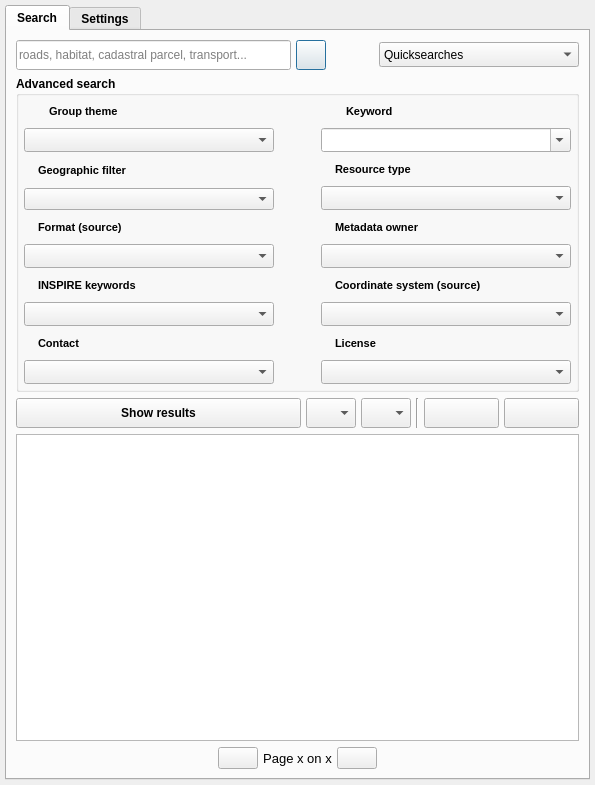
First picture: the form in ui/isogeo_dockwidget_base.ui, repository isogeo/isogeo-plugin-qgis, before the edit.
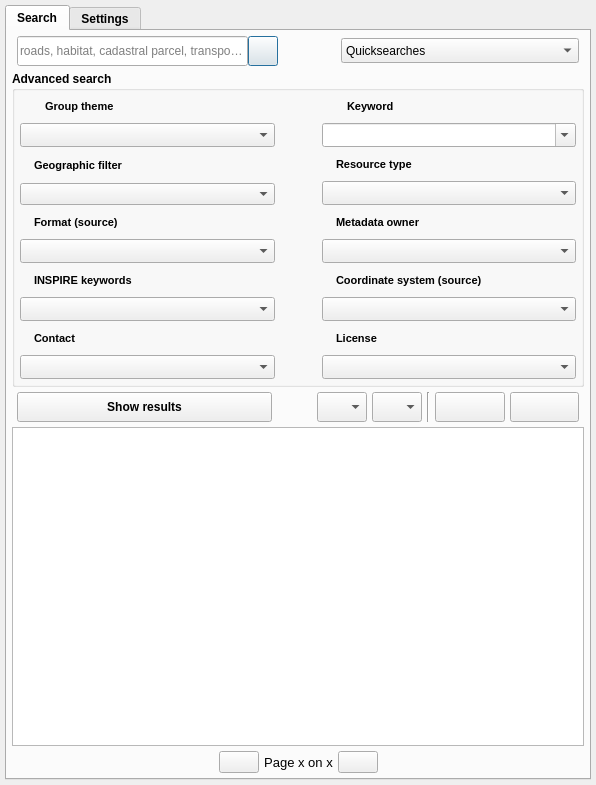
Second picture: the form after the edit. Icons and pictures are not drawn. Custom widgets are drawn as their Qt base class.

Patch:
```diff
--- a/ui/isogeo_dockwidget_base.ui
+++ b/ui/isogeo_dockwidget_base.ui
@@ -6,13 +6,13 @@
    <rect>
     <x>0</x>
     <y>0</y>
-    <width>595</width>
+    <width>596</width>
     <height>785</height>
    </rect>
   </property>
   <property name="minimumSize">
    <size>
-    <width>595</width>
+    <width>596</width>
     <height>740</height>
    </size>
   </property>
@@ -108,7 +108,22 @@
         <string>Search</string>
        </attribute>
        <layout class="QGridLayout" name="gridLayout_8">
-        <item row="1" column="0">
+        <property name="leftMargin">
+         <number>5</number>
+        </property>
+        <property name="topMargin">
+         <number>5</number>
+        </property>
+        <property name="rightMargin">
+         <number>5</number>
+        </property>
+        <property name="bottomMargin">
+         <number>5</number>
+        </property>
+        <property name="spacing">
+         <number>5</number>
+        </property>
+        <item row="6" column="0">
          <widget class="QgsCollapsibleGroupBox" name="grp_filters">
           <property name="sizePolicy">
            <sizepolicy hsizetype="Expanding" vsizetype="Preferred">
@@ -130,7 +145,7 @@
            </font>
           </property>
           <property name="styleSheet">
-           <string notr="true">QgsCollapsibleGroupBoxBasic::title, QgsCollapsibleGroupBox::title {  subcontrol-origin: margin;  subcontrol-position: top left;  margin-left: 5px;  margin-right: 5px;  left: 0px;  top: 1px;}QgsCollapsibleGroupBoxBasic::title, QgsCollapsibleGroupBox::title {  subcontrol-origin: margin;  subcontrol-position: top left;  margin-left: 20px;  margin-right: 5px;  left: 0px;  top: 1px;}QgsCollapsibleGroupBoxBasic::title, QgsCollapsibleGroupBox::title {  subcontrol-origin: margin;  subcontrol-position: top left;  margin-left: 20px;  margin-right: 5px;  left: 0px;  top: 1px;}</string>
+           <string notr="true">QgsCollapsibleGroupBoxBasic::title, QgsCollapsibleGroupBox::title {  subcontrol-origin: margin;  subcontrol-position: top left;  margin-left: 5px;  margin-right: 5px;  left: 0px;  top: 1px;}QgsCollapsibleGroupBoxBasic::title, QgsCollapsibleGroupBox::title {  subcontrol-origin: margin;  subcontrol-position: top left;  margin-left: 20px;  margin-right: 5px;  left: 0px;  top: 1px;}QgsCollapsibleGroupBoxBasic::title, QgsCollapsibleGroupBox::title {  subcontrol-origin: margin;  subcontrol-position: top left;  margin-left: 20px;  margin-right: 5px;  left: 0px;  top: 1px;}QgsCollapsibleGroupBoxBasic::title, QgsCollapsibleGroupBox::title {  subcontrol-origin: margin;  subcontrol-position: top left;  margin-left: 20px;  margin-right: 5px;  left: 0px;  top: 1px;}QgsCollapsibleGroupBoxBasic::title, QgsCollapsibleGroupBox::title {  subcontrol-origin: margin;  subcontrol-position: top left;  margin-left: 20px;  margin-right: 5px;  left: 0px;  top: 1px;}QgsCollapsibleGroupBoxBasic::title, QgsCollapsibleGroupBox::title {  subcontrol-origin: margin;  subcontrol-position: top left;  margin-left: 20px;  margin-right: 5px;  left: 0px;  top: 1px;}QgsCollapsibleGroupBoxBasic::title, QgsCollapsibleGroupBox::title {  subcontrol-origin: margin;  subcontrol-position: top left;  margin-left: 20px;  margin-right: 5px;  left: 0px;  top: 1px;}QgsCollapsibleGroupBoxBasic::title, QgsCollapsibleGroupBox::title {  subcontrol-origin: margin;  subcontrol-position: top left;  margin-left: 20px;  margin-right: 5px;  left: 0px;  top: 1px;}</string>
           </property>
           <property name="title">
            <string>Advanced search</string>
@@ -243,13 +258,13 @@
                      </property>
                      <property name="minimumSize">
                       <size>
-                       <width>250</width>
+                       <width>245</width>
                        <height>20</height>
                       </size>
                      </property>
                      <property name="maximumSize">
                       <size>
-                       <width>500</width>
+                       <width>298</width>
                        <height>25</height>
                       </size>
                      </property>
@@ -339,13 +354,13 @@
                      </property>
                      <property name="minimumSize">
                       <size>
-                       <width>250</width>
+                       <width>245</width>
                        <height>20</height>
                       </size>
                      </property>
                      <property name="maximumSize">
                       <size>
-                       <width>500</width>
+                       <width>298</width>
                        <height>25</height>
                       </size>
                      </property>
@@ -445,13 +460,13 @@
                      </property>
                      <property name="minimumSize">
                       <size>
-                       <width>250</width>
+                       <width>245</width>
                        <height>20</height>
                       </size>
                      </property>
                      <property name="maximumSize">
                       <size>
-                       <width>500</width>
+                       <width>298</width>
                        <height>25</height>
                       </size>
                      </property>
@@ -545,13 +560,13 @@
                      </property>
                      <property name="minimumSize">
                       <size>
-                       <width>250</width>
+                       <width>245</width>
                        <height>20</height>
                       </size>
                      </property>
                      <property name="maximumSize">
                       <size>
-                       <width>500</width>
+                       <width>298</width>
                        <height>25</height>
                       </size>
                      </property>
@@ -647,13 +662,13 @@
                      </property>
                      <property name="minimumSize">
                       <size>
-                       <width>250</width>
+                       <width>245</width>
                        <height>20</height>
                       </size>
                      </property>
                      <property name="maximumSize">
                       <size>
-                       <width>500</width>
+                       <width>298</width>
                        <height>25</height>
                       </size>
                      </property>
@@ -775,13 +790,13 @@
                      </property>
                      <property name="minimumSize">
                       <size>
-                       <width>250</width>
+                       <width>245</width>
                        <height>20</height>
                       </size>
                      </property>
                      <property name="maximumSize">
                       <size>
-                       <width>500</width>
+                       <width>298</width>
                        <height>25</height>
                       </size>
                      </property>
@@ -874,13 +889,13 @@
                      </property>
                      <property name="minimumSize">
                       <size>
-                       <width>250</width>
+                       <width>245</width>
                        <height>20</height>
                       </size>
                      </property>
                      <property name="maximumSize">
                       <size>
-                       <width>500</width>
+                       <width>298</width>
                        <height>25</height>
                       </size>
                      </property>
@@ -974,13 +989,13 @@
                      </property>
                      <property name="minimumSize">
                       <size>
-                       <width>250</width>
+                       <width>245</width>
                        <height>20</height>
                       </size>
                      </property>
                      <property name="maximumSize">
                       <size>
-                       <width>500</width>
+                       <width>298</width>
                        <height>25</height>
                       </size>
                      </property>
@@ -1074,13 +1089,13 @@
                      </property>
                      <property name="minimumSize">
                       <size>
-                       <width>250</width>
+                       <width>245</width>
                        <height>20</height>
                       </size>
                      </property>
                      <property name="maximumSize">
                       <size>
-                       <width>500</width>
+                       <width>298</width>
                        <height>25</height>
                       </size>
                      </property>
@@ -1170,13 +1185,13 @@
                      </property>
                      <property name="minimumSize">
                       <size>
-                       <width>250</width>
+                       <width>245</width>
                        <height>20</height>
                       </size>
                      </property>
                      <property name="maximumSize">
                       <size>
-                       <width>500</width>
+                       <width>298</width>
                        <height>25</height>
                       </size>
                      </property>
@@ -1207,22 +1222,272 @@
           </layout>
          </widget>
         </item>
-        <item row="2" column="0">
+        <item row="5" column="0">
+         <layout class="QVBoxLayout" name="verticalLayout_3">
+          <property name="spacing">
+           <number>5</number>
+          </property>
+          <property name="sizeConstraint">
+           <enum>QLayout::SetMinimumSize</enum>
+          </property>
+          <item>
+           <layout class="QHBoxLayout" name="horizontalLayout_20">
+            <property name="spacing">
+             <number>0</number>
+            </property>
+            <property name="sizeConstraint">
+             <enum>QLayout::SetDefaultConstraint</enum>
+            </property>
+            <property name="leftMargin">
+             <number>5</number>
+            </property>
+            <property name="rightMargin">
+             <number>5</number>
+            </property>
+            <item>
+             <layout class="QHBoxLayout" name="horizontalLayout_19">
+              <property name="spacing">
+               <number>0</number>
+              </property>
+              <item>
+               <widget class="QLineEdit" name="txt_input">
+                <property name="sizePolicy">
+                 <sizepolicy hsizetype="Preferred" vsizetype="Fixed">
+                  <horstretch>0</horstretch>
+                  <verstretch>0</verstretch>
+                 </sizepolicy>
+                </property>
+                <property name="minimumSize">
+                 <size>
+                  <width>215</width>
+                  <height>30</height>
+                 </size>
+                </property>
+                <property name="maximumSize">
+                 <size>
+                  <width>268</width>
+                  <height>30</height>
+                 </size>
+                </property>
+                <property name="font">
+                 <font>
+                  <weight>50</weight>
+                  <bold>false</bold>
+                 </font>
+                </property>
+                <property name="toolTip">
+                 <string>Enter your search terms</string>
+                </property>
+                <property name="autoFillBackground">
+                 <bool>true</bool>
+                </property>
+                <property name="inputMask">
+                 <string/>
+                </property>
+                <property name="text">
+                 <string/>
+                </property>
+                <property name="placeholderText">
+                 <string>roads, habitat, cadastral parcel, transport...</string>
+                </property>
+               </widget>
+              </item>
+              <item>
+               <widget class="QPushButton" name="btn_search_go">
+                <property name="sizePolicy">
+                 <sizepolicy hsizetype="Minimum" vsizetype="Fixed">
+                  <horstretch>0</horstretch>
+                  <verstretch>0</verstretch>
+                 </sizepolicy>
+                </property>
+                <property name="minimumSize">
+                 <size>
+                  <width>30</width>
+                  <height>30</height>
+                 </size>
+                </property>
+                <property name="maximumSize">
+                 <size>
+                  <width>30</width>
+                  <height>30</height>
+                 </size>
+                </property>
+                <property name="cursor">
+                 <cursorShape>PointingHandCursor</cursorShape>
+                </property>
+                <property name="toolTip">
+                 <string>Launch search</string>
+                </property>
+                <property name="autoFillBackground">
+                 <bool>true</bool>
+                </property>
+                <property name="text">
+                 <string/>
+                </property>
+                <property name="icon">
+                 <iconset resource="../resources.qrc">
+                  <normaloff>:/plugins/Isogeo/resources/search/search.svg</normaloff>:/plugins/Isogeo/resources/search/search.svg</iconset>
+                </property>
+                <property name="autoDefault">
+                 <bool>true</bool>
+                </property>
+                <property name="default">
+                 <bool>true</bool>
+                </property>
+                <property name="flat">
+                 <bool>false</bool>
+                </property>
+               </widget>
+              </item>
+             </layout>
+            </item>
+            <item>
+             <spacer name="horizontalSpacer_12">
+              <property name="orientation">
+               <enum>Qt::Horizontal</enum>
+              </property>
+              <property name="sizeType">
+               <enum>QSizePolicy::Fixed</enum>
+              </property>
+              <property name="sizeHint" stdset="0">
+               <size>
+                <width>40</width>
+                <height>20</height>
+               </size>
+              </property>
+             </spacer>
+            </item>
+            <item>
+             <layout class="QHBoxLayout" name="horizontalLayout_27">
+              <property name="spacing">
+               <number>5</number>
+              </property>
+              <property name="sizeConstraint">
+               <enum>QLayout::SetDefaultConstraint</enum>
+              </property>
+              <item>
+               <widget class="QLabel" name="ico_quicksearch">
+                <property name="sizePolicy">
+                 <sizepolicy hsizetype="Minimum" vsizetype="Fixed">
+                  <horstretch>0</horstretch>
+                  <verstretch>0</verstretch>
+                 </sizepolicy>
+                </property>
+                <property name="minimumSize">
+                 <size>
+                  <width>18</width>
+                  <height>18</height>
+                 </size>
+                </property>
+                <property name="maximumSize">
+                 <size>
+                  <width>18</width>
+                  <height>18</height>
+                 </size>
+                </property>
+                <property name="text">
+                 <string/>
+                </property>
+                <property name="pixmap">
+                 <pixmap resource="../resources.qrc">:/plugins/Isogeo/resources/search/bolt.svg</pixmap>
+                </property>
+                <property name="scaledContents">
+                 <bool>true</bool>
+                </property>
+               </widget>
+              </item>
+              <item>
+               <widget class="QComboBox" name="cbb_quicksearch_use">
+                <property name="sizePolicy">
+                 <sizepolicy hsizetype="Preferred" vsizetype="Fixed">
+                  <horstretch>0</horstretch>
+                  <verstretch>0</verstretch>
+                 </sizepolicy>
+                </property>
+                <property name="minimumSize">
+                 <size>
+                  <width>222</width>
+                  <height>25</height>
+                 </size>
+                </property>
+                <property name="maximumSize">
+                 <size>
+                  <width>275</width>
+                  <height>25</height>
+                 </size>
+                </property>
+                <property name="sizeIncrement">
+                 <size>
+                  <width>2</width>
+                  <height>0</height>
+                 </size>
+                </property>
+                <property name="font">
+                 <font>
+                  <pointsize>9</pointsize>
+                  <weight>50</weight>
+                  <bold>false</bold>
+                 </font>
+                </property>
+                <property name="toolTip">
+                 <string>Quick searches</string>
+                </property>
+                <property name="autoFillBackground">
+                 <bool>true</bool>
+                </property>
+                <property name="insertPolicy">
+                 <enum>QComboBox::InsertAlphabetically</enum>
+                </property>
+                <property name="iconSize">
+                 <size>
+                  <width>20</width>
+                  <height>20</height>
+                 </size>
+                </property>
+                <item>
+                 <property name="text">
+                  <string>Quicksearches</string>
+                 </property>
+                </item>
+               </widget>
+              </item>
+             </layout>
+            </item>
+           </layout>
+          </item>
+         </layout>
+        </item>
+        <item row="7" column="0">
          <layout class="QHBoxLayout" name="horizontalLayout_17">
           <property name="spacing">
            <number>5</number>
           </property>
+          <property name="sizeConstraint">
+           <enum>QLayout::SetDefaultConstraint</enum>
+          </property>
+          <property name="leftMargin">
+           <number>5</number>
+          </property>
+          <property name="rightMargin">
+           <number>5</number>
+          </property>
           <item>
            <widget class="QPushButton" name="btn_show">
+            <property name="sizePolicy">
+             <sizepolicy hsizetype="Preferred" vsizetype="Fixed">
+              <horstretch>0</horstretch>
+              <verstretch>0</verstretch>
+             </sizepolicy>
+            </property>
             <property name="minimumSize">
              <size>
-              <width>250</width>
+              <width>255</width>
               <height>30</height>
              </size>
             </property>
             <property name="maximumSize">
              <size>
-              <width>360</width>
+              <width>303</width>
               <height>30</height>
              </size>
             </property>
@@ -1243,11 +1508,27 @@
             </property>
            </widget>
           </item>
+          <item>
+           <spacer name="horizontalSpacer_25">
+            <property name="orientation">
+             <enum>Qt::Horizontal</enum>
+            </property>
+            <property name="sizeType">
+             <enum>QSizePolicy::Maximum</enum>
+            </property>
+            <property name="sizeHint" stdset="0">
+             <size>
+              <width>40</width>
+              <height>20</height>
+             </size>
+            </property>
+           </spacer>
+          </item>
           <item>
            <widget class="QComboBox" name="cbb_ob">
             <property name="minimumSize">
              <size>
-              <width>45</width>
+              <width>50</width>
               <height>20</height>
              </size>
             </property>
@@ -1282,7 +1563,7 @@
            <widget class="QComboBox" name="cbb_od">
             <property name="minimumSize">
              <size>
-              <width>40</width>
+              <width>50</width>
               <height>20</height>
              </size>
             </property>
@@ -1330,13 +1611,13 @@
            <widget class="QPushButton" name="btn_reinit">
             <property name="minimumSize">
              <size>
-              <width>30</width>
-              <height>25</height>
+              <width>60</width>
+              <height>30</height>
              </size>
             </property>
             <property name="maximumSize">
              <size>
-              <width>75</width>
+              <width>80</width>
               <height>30</height>
              </size>
             </property>
@@ -1362,13 +1643,13 @@
            <widget class="QPushButton" name="btn_quicksearch_save">
             <property name="minimumSize">
              <size>
-              <width>30</width>
-              <height>25</height>
+              <width>60</width>
+              <height>30</height>
              </size>
             </property>
             <property name="maximumSize">
              <size>
-              <width>75</width>
+              <width>80</width>
               <height>30</height>
              </size>
             </property>
@@ -1397,7 +1678,7 @@
           </item>
          </layout>
         </item>
-        <item row="3" column="0">
+        <item row="8" column="0">
          <widget class="QTableWidget" name="tbl_result">
           <property name="editTriggers">
            <set>QAbstractItemView::NoEditTriggers</set>
@@ -1439,7 +1720,7 @@
           </column>
          </widget>
         </item>
-        <item row="4" column="0">
+        <item row="9" column="0">
          <layout class="QHBoxLayout" name="horizontalLayout_12">
           <property name="spacing">
            <number>5</number>
@@ -1517,212 +1798,6 @@
           </item>
          </layout>
         </item>
-        <item row="0" column="0">
-         <layout class="QVBoxLayout" name="verticalLayout_3">
-          <property name="spacing">
-           <number>5</number>
-          </property>
-          <item>
-           <layout class="QHBoxLayout" name="horizontalLayout_20">
-            <property name="spacing">
-             <number>5</number>
-            </property>
-            <property name="sizeConstraint">
-             <enum>QLayout::SetDefaultConstraint</enum>
-            </property>
-            <item>
-             <widget class="QLineEdit" name="txt_input">
-              <property name="sizePolicy">
-               <sizepolicy hsizetype="Minimum" vsizetype="Fixed">
-                <horstretch>0</horstretch>
-                <verstretch>0</verstretch>
-               </sizepolicy>
-              </property>
-              <property name="minimumSize">
-               <size>
-                <width>275</width>
-                <height>30</height>
-               </size>
-              </property>
-              <property name="maximumSize">
-               <size>
-                <width>275</width>
-                <height>30</height>
-               </size>
-              </property>
-              <property name="font">
-               <font>
-                <weight>50</weight>
-                <bold>false</bold>
-               </font>
-              </property>
-              <property name="toolTip">
-               <string>Enter your search terms</string>
-              </property>
-              <property name="autoFillBackground">
-               <bool>true</bool>
-              </property>
-              <property name="inputMask">
-               <string/>
-              </property>
-              <property name="text">
-               <string/>
-              </property>
-              <property name="placeholderText">
-               <string>roads, habitat, cadastral parcel, transport...</string>
-              </property>
-             </widget>
-            </item>
-            <item>
-             <widget class="QPushButton" name="btn_search_go">
-              <property name="sizePolicy">
-               <sizepolicy hsizetype="Minimum" vsizetype="Fixed">
-                <horstretch>0</horstretch>
-                <verstretch>0</verstretch>
-               </sizepolicy>
-              </property>
-              <property name="minimumSize">
-               <size>
-                <width>30</width>
-                <height>30</height>
-               </size>
-              </property>
-              <property name="maximumSize">
-               <size>
-                <width>30</width>
-                <height>30</height>
-               </size>
-              </property>
-              <property name="cursor">
-               <cursorShape>PointingHandCursor</cursorShape>
-              </property>
-              <property name="toolTip">
-               <string>Launch search</string>
-              </property>
-              <property name="autoFillBackground">
-               <bool>true</bool>
-              </property>
-              <property name="text">
-               <string/>
-              </property>
-              <property name="icon">
-               <iconset resource="../resources.qrc">
-                <normaloff>:/plugins/Isogeo/resources/search/search.svg</normaloff>:/plugins/Isogeo/resources/search/search.svg</iconset>
-              </property>
-              <property name="autoDefault">
-               <bool>true</bool>
-              </property>
-              <property name="default">
-               <bool>true</bool>
-              </property>
-              <property name="flat">
-               <bool>false</bool>
-              </property>
-             </widget>
-            </item>
-            <item>
-             <spacer name="horizontalSpacer_12">
-              <property name="orientation">
-               <enum>Qt::Horizontal</enum>
-              </property>
-              <property name="sizeHint" stdset="0">
-               <size>
-                <width>13</width>
-                <height>24</height>
-               </size>
-              </property>
-             </spacer>
-            </item>
-            <item>
-             <widget class="QLabel" name="ico_quicksearch">
-              <property name="sizePolicy">
-               <sizepolicy hsizetype="Minimum" vsizetype="Preferred">
-                <horstretch>0</horstretch>
-                <verstretch>0</verstretch>
-               </sizepolicy>
-              </property>
-              <property name="minimumSize">
-               <size>
-                <width>18</width>
-                <height>18</height>
-               </size>
-              </property>
-              <property name="maximumSize">
-               <size>
-                <width>18</width>
-                <height>18</height>
-               </size>
-              </property>
-              <property name="text">
-               <string/>
-              </property>
-              <property name="pixmap">
-               <pixmap resource="../resources.qrc">:/plugins/Isogeo/resources/search/bolt.svg</pixmap>
-              </property>
-              <property name="scaledContents">
-               <bool>true</bool>
-              </property>
-             </widget>
-            </item>
-            <item>
-             <widget class="QComboBox" name="cbb_quicksearch_use">
-              <property name="sizePolicy">
-               <sizepolicy hsizetype="Minimum" vsizetype="Fixed">
-                <horstretch>0</horstretch>
-                <verstretch>0</verstretch>
-               </sizepolicy>
-              </property>
-              <property name="minimumSize">
-               <size>
-                <width>200</width>
-                <height>25</height>
-               </size>
-              </property>
-              <property name="maximumSize">
-               <size>
-                <width>200</width>
-                <height>25</height>
-               </size>
-              </property>
-              <property name="sizeIncrement">
-               <size>
-                <width>2</width>
-                <height>0</height>
-               </size>
-              </property>
-              <property name="font">
-               <font>
-                <pointsize>9</pointsize>
-                <weight>50</weight>
-                <bold>false</bold>
-               </font>
-              </property>
-              <property name="toolTip">
-               <string>Quick searches</string>
-              </property>
-              <property name="autoFillBackground">
-               <bool>true</bool>
-              </property>
-              <property name="insertPolicy">
-               <enum>QComboBox::InsertAlphabetically</enum>
-              </property>
-              <property name="iconSize">
-               <size>
-                <width>20</width>
-                <height>20</height>
-               </size>
-              </property>
-              <item>
-               <property name="text">
-                <string>Quicksearches</string>
-               </property>
-              </item>
-             </widget>
-            </item>
-           </layout>
-          </item>
-         </layout>
-        </item>
        </layout>
        <zorder>grp_filters</zorder>
        <zorder>tbl_result</zorder>
```
Left out of the diff: 32 changed lines with no effect on the pictures.
